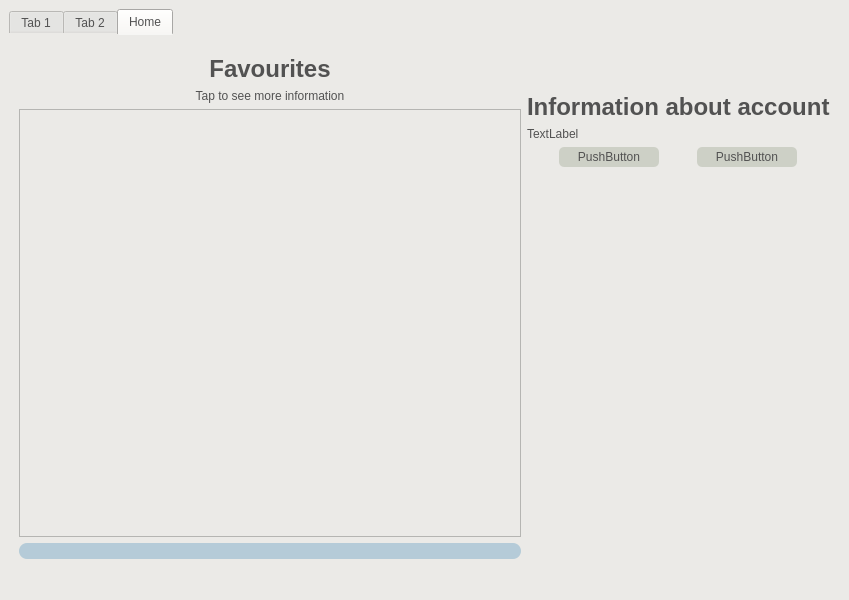
coolGroup2005/tinkoffsdk_qt_app, file apps/mainwindow.ui: the form before one commit.
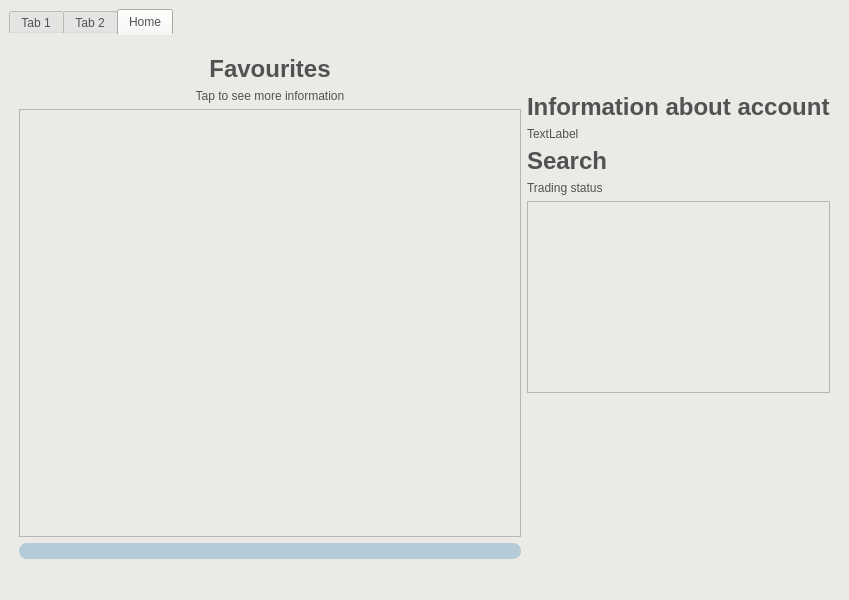
The form after the commit.

Commit message: proper filter by trading status

What changed in the file:
```diff
--- a/apps/mainwindow.ui
+++ b/apps/mainwindow.ui
@@ -267,6 +267,8 @@
        </attribute>
        <layout class="QHBoxLayout" name="horizontalLayout">
         <item>
+         <layout class="QHBoxLayout" name="horizontalLayout_2" stretch="5,1">
+          <item>
          <layout class="QVBoxLayout" name="verticalLayout_5">
           <item>
            <layout class="QHBoxLayout" name="horizontalLayout_5">
@@ -353,61 +355,40 @@
            </widget>
           </item>
           <item>
-           <layout class="QHBoxLayout" name="horizontalLayout_2">
+             <layout class="QVBoxLayout" name="verticalLayout_6">
             <item>
-             <widget class="QPushButton" name="pushButton_3">
-              <property name="maximumSize">
-               <size>
-                <width>100</width>
-                <height>40</height>
-               </size>
-              </property>
-              <property name="styleSheet">
-               <string notr="true">QPushButton#pushButton_3 {
-	border-radius: 5px;
-	background-color: rgb(205, 208, 198);
-	padding: 3px;
-}</string>
-              </property>
+               <widget class="QLabel" name="label_3">
               <property name="text">
-               <string>PushButton</string>
+                 <string>&lt;html&gt;&lt;head/&gt;&lt;body&gt;&lt;p&gt;&lt;span style=&quot; font-size:18pt; font-weight:700;&quot;&gt;Search&lt;/span&gt;&lt;/p&gt;&lt;/body&gt;&lt;/html&gt;</string>
               </property>
              </widget>
             </item>
             <item>
-             <widget class="QPushButton" name="pushButton_2">
-              <property name="maximumSize">
-               <size>
-                <width>100</width>
-                <height>40</height>
-               </size>
-              </property>
-              <property name="styleSheet">
-               <string notr="true">QPushButton#pushButton_2 {
-	border-radius: 5px;
-	background-color: rgb(205, 208, 198);
-	padding: 3px;
-}</string>
-              </property>
+               <widget class="QLabel" name="tradingStatusLabel">
               <property name="text">
-               <string>PushButton</string>
+                 <string>Trading status</string>
               </property>
              </widget>
             </item>
-           </layout>
+              <item>
+               <widget class="QListWidget" name="listWidget"/>
           </item>
           <item>
-           <spacer name="verticalSpacer_6">
+               <spacer name="verticalSpacer">
             <property name="orientation">
              <enum>Qt::Vertical</enum>
             </property>
             <property name="sizeHint" stdset="0">
              <size>
-              <width>0</width>
-              <height>0</height>
+                  <width>20</width>
+                  <height>40</height>
              </size>
             </property>
            </spacer>
+              </item>
+             </layout>
+            </item>
+           </layout>
           </item>
          </layout>
         </item>
```
Lines whose indentation alone changed are shown as unchanged. The commit also changes 3 other files.
